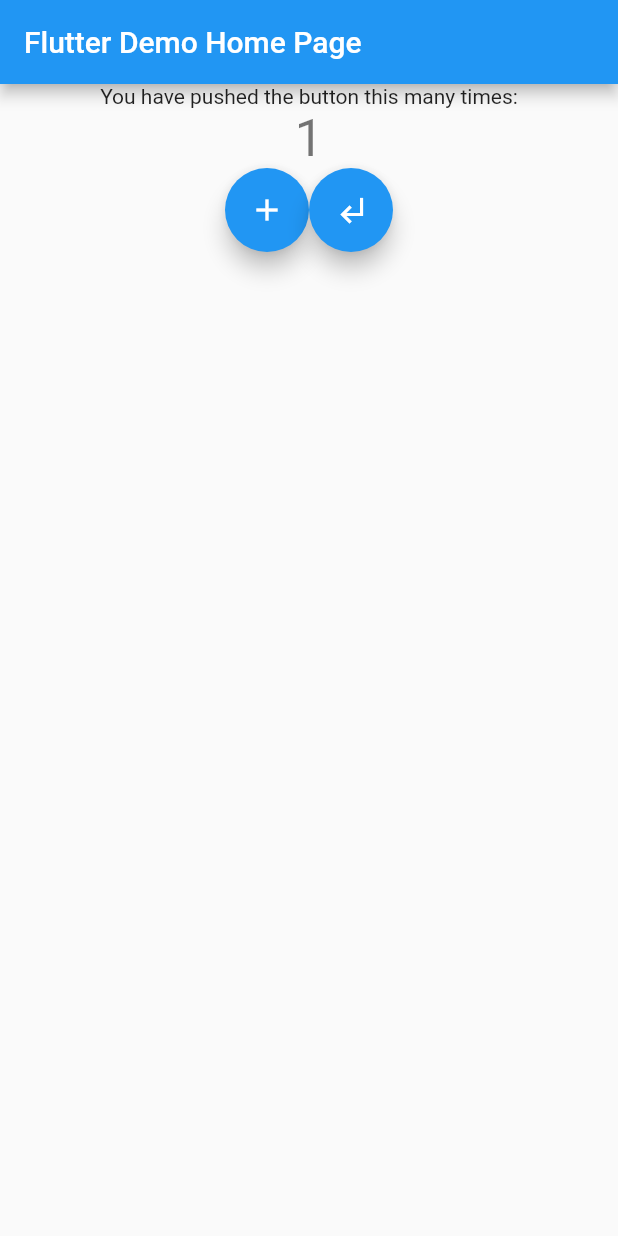
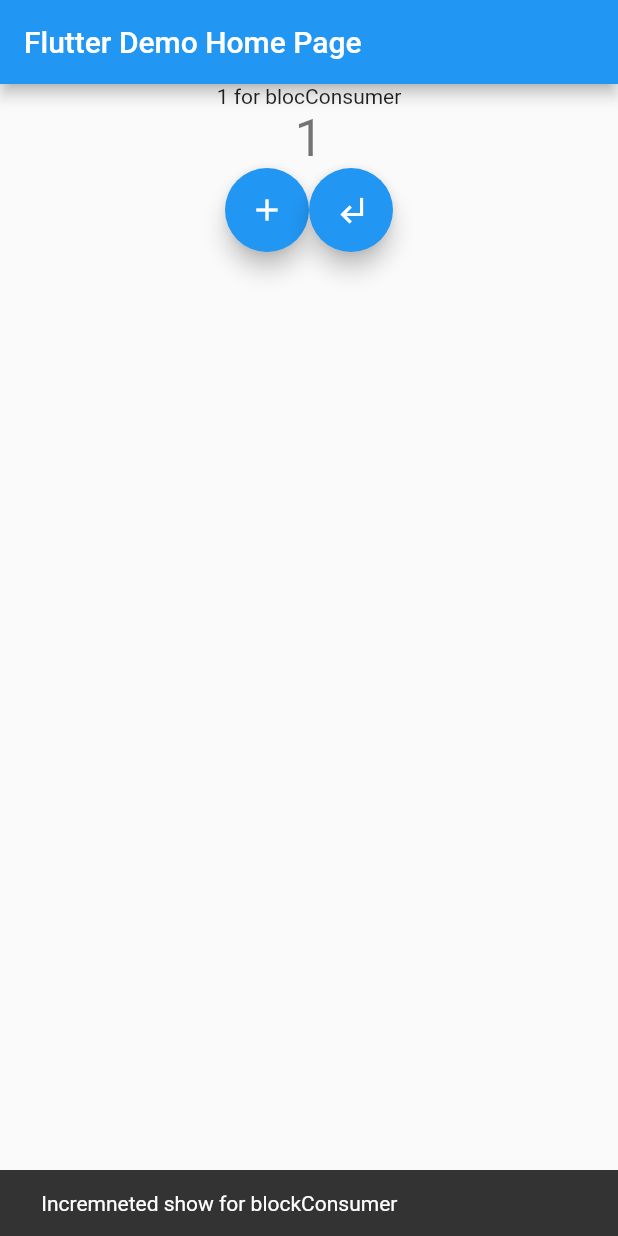
Before and after one commit to TawhidHassan/Flutter-bloc, a Flutter app: the screen it shows after launch, after a tap on the "add" icon, on a phone screen of 412 x 824 dp. Run offline on Flutter 3.47's test engine with Material 2 defaults, Android fonts, the phone set to English and light mode, and no system bars; our stand-ins replace bloc, flutter_bloc.

Commit message:
blocConsumer working(it was mixed of bloclistener and blocBuilder

```diff
--- a/lib/main.dart
+++ b/lib/main.dart
@@ -51,14 +51,14 @@ class _MyHomePageState extends State<MyHomePage> {
       body: BlocListener<CounterCubit, CounterState>(
         listener: (context, state) {
           // TODO: implement listener}
-          if(state.wasIncremented==true){
+          if (state.wasIncremented == true) {
             Scaffold.of(context).showSnackBar(
-              SnackBar(
-                content: Text("data Incremneted"),
-                duration: Duration(milliseconds: 300),
-              )
+                SnackBar(
+                  content: Text("data Incremneted"),
+                  duration: Duration(milliseconds: 100),
+                )
             );
-          }else{
+          } else {
             Scaffold.of(context).showSnackBar(
                 SnackBar(
                   content: Text("data Decremented"),
@@ -73,8 +73,23 @@ class _MyHomePageState extends State<MyHomePage> {
               child: Column(
                 mainAxisAlignment: MainAxisAlignment.center,
                 children: <Widget>[
-                  Text(
-                    'You have pushed the button this many times:',
+                  BlocConsumer<CounterCubit, CounterState>(
+                    listener: (context, state) {
+                      // TODO: implement listener
+                      if (state.wasIncremented == true) {
+                        Scaffold.of(context).showSnackBar(
+                            SnackBar(
+                              content: Text(" Incremneted show for blockConsumer"),
+                              duration: Duration(milliseconds: 200),
+                            )
+                        );
+                      }
+                    },
+                    builder: (context, state) {
+                      return Text(
+                        state.counterValue.toString()+" for blocConsumer",
+                      );
+                    },
                   ),
                   BlocBuilder<CounterCubit, CounterState>(
                     builder: (context, state) {
```
